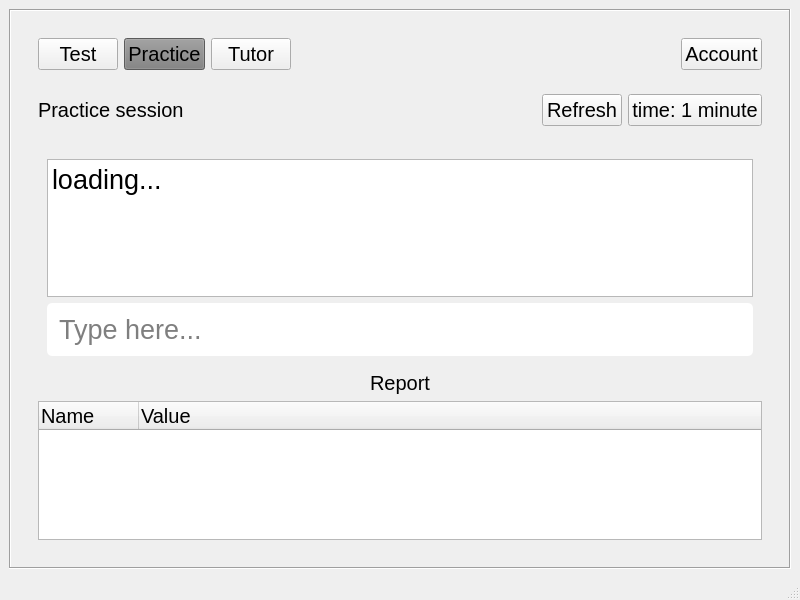
Old version of the form practice.ui in the repository Prakash5209/typing_tutor.
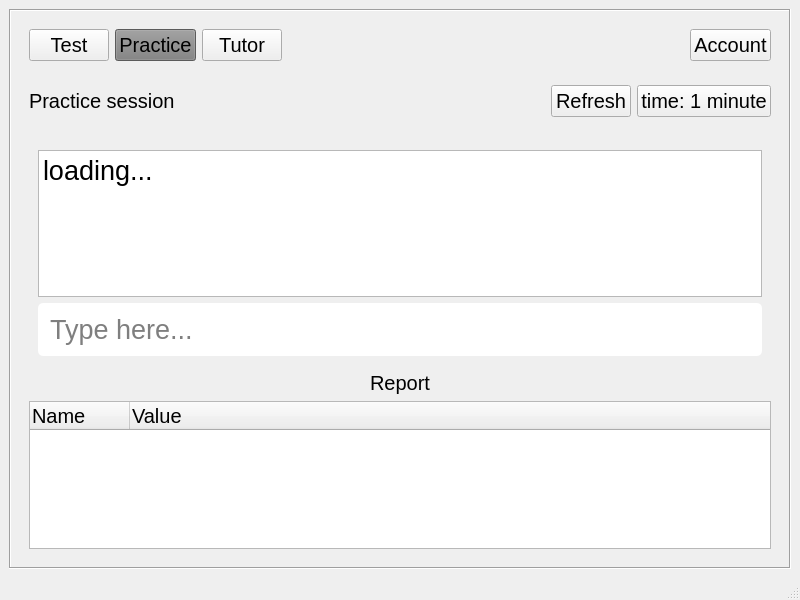
New version of the form.

Patch:
```diff
--- a/practice.ui
+++ b/practice.ui
@@ -14,7 +14,7 @@
    <string>MainWindow</string>
   </property>
   <widget class="QWidget" name="centralwidget">
-   <layout class="QGridLayout" name="gridLayout">
+   <layout class="QGridLayout" name="gridLayout_2">
     <item row="0" column="0">
      <widget class="QScrollArea" name="scrollArea">
       <property name="font">
@@ -37,21 +37,116 @@
          <height>535</height>
         </rect>
        </property>
-       <layout class="QGridLayout" name="gridLayout_3">
+       <layout class="QGridLayout" name="gridLayout">
         <item row="0" column="0">
-         <widget class="QFrame" name="frame_2">
+         <widget class="QFrame" name="frame">
           <property name="sizePolicy">
            <sizepolicy hsizetype="Preferred" vsizetype="Preferred">
             <horstretch>0</horstretch>
             <verstretch>0</verstretch>
            </sizepolicy>
           </property>
-          <property name="minimumSize">
+          <property name="font">
+           <font>
+            <pointsize>15</pointsize>
+           </font>
+          </property>
+          <property name="styleSheet">
+           <string notr="true"/>
+          </property>
+          <property name="frameShape">
+           <enum>QFrame::NoFrame</enum>
+          </property>
+          <property name="frameShadow">
+           <enum>QFrame::Plain</enum>
+          </property>
+          <layout class="QHBoxLayout" name="horizontalLayout">
+           <item>
+            <widget class="QPushButton" name="test_button">
+             <property name="font">
+              <font>
+               <pointsize>15</pointsize>
+              </font>
+             </property>
+             <property name="styleSheet">
+              <string notr="true"/>
+             </property>
+             <property name="text">
+              <string>Test</string>
+             </property>
+             <property name="checkable">
+              <bool>false</bool>
+             </property>
+            </widget>
+           </item>
+           <item>
+            <widget class="QPushButton" name="pushButton_2">
+             <property name="font">
+              <font>
+               <pointsize>15</pointsize>
+              </font>
+             </property>
+             <property name="styleSheet">
+              <string notr="true">background-color:#7f7f7f;</string>
+             </property>
+             <property name="text">
+              <string>Practice</string>
+             </property>
+            </widget>
+           </item>
+           <item>
+            <widget class="QPushButton" name="pushButton_3">
+             <property name="font">
+              <font>
+               <pointsize>15</pointsize>
+              </font>
+             </property>
+             <property name="styleSheet">
+              <string notr="true"/>
+             </property>
+             <property name="text">
+              <string>Tutor</string>
+             </property>
+            </widget>
+           </item>
+           <item>
+            <spacer name="horizontalSpacer">
+             <property name="font">
+              <font>
+               <pointsize>15</pointsize>
+              </font>
+             </property>
+             <property name="orientation">
+              <enum>Qt::Horizontal</enum>
+             </property>
+             <property name="sizeHint" stdset="0">
            <size>
-            <width>600</width>
-            <height>450</height>
-           </size>
-          </property>
+               <width>40</width>
+               <height>20</height>
+              </size>
+             </property>
+            </spacer>
+           </item>
+           <item>
+            <widget class="QPushButton" name="account_btn">
+             <property name="font">
+              <font>
+               <pointsize>15</pointsize>
+              </font>
+             </property>
+             <property name="styleSheet">
+              <string notr="true"/>
+             </property>
+             <property name="text">
+              <string>Account</string>
+             </property>
+            </widget>
+           </item>
+          </layout>
+         </widget>
+        </item>
+        <item row="1" column="0">
+         <widget class="QFrame" name="frame_5">
           <property name="font">
            <font>
             <pointsize>15</pointsize>
@@ -63,8 +158,74 @@
           <property name="frameShadow">
            <enum>QFrame::Raised</enum>
           </property>
-          <layout class="QGridLayout" name="gridLayout_2">
-           <item row="3" column="0">
+          <layout class="QHBoxLayout" name="horizontalLayout_2">
+           <item>
+            <widget class="QLabel" name="label_2">
+             <property name="font">
+              <font>
+               <pointsize>15</pointsize>
+              </font>
+             </property>
+             <property name="styleSheet">
+              <string notr="true"/>
+             </property>
+             <property name="text">
+              <string>Practice session</string>
+             </property>
+            </widget>
+           </item>
+           <item>
+            <spacer name="horizontalSpacer_4">
+             <property name="font">
+              <font>
+               <pointsize>15</pointsize>
+              </font>
+             </property>
+             <property name="orientation">
+              <enum>Qt::Horizontal</enum>
+             </property>
+             <property name="sizeHint" stdset="0">
+              <size>
+               <width>242</width>
+               <height>20</height>
+              </size>
+             </property>
+            </spacer>
+           </item>
+           <item>
+            <widget class="QPushButton" name="practice_refresh">
+             <property name="font">
+              <font>
+               <pointsize>15</pointsize>
+              </font>
+             </property>
+             <property name="styleSheet">
+              <string notr="true"/>
+             </property>
+             <property name="text">
+              <string>Refresh</string>
+             </property>
+            </widget>
+           </item>
+           <item>
+            <widget class="QPushButton" name="time_button">
+             <property name="font">
+              <font>
+               <pointsize>15</pointsize>
+              </font>
+             </property>
+             <property name="styleSheet">
+              <string notr="true"/>
+             </property>
+             <property name="text">
+              <string>time: 1 minute</string>
+             </property>
+            </widget>
+           </item>
+          </layout>
+         </widget>
+        </item>
+        <item row="2" column="0">
             <widget class="QScrollArea" name="scrollArea_2">
              <property name="font">
               <font>
@@ -82,8 +243,8 @@
                <rect>
                 <x>0</x>
                 <y>0</y>
-                <width>742</width>
-                <height>389</height>
+             <width>760</width>
+             <height>407</height>
                </rect>
               </property>
               <layout class="QVBoxLayout" name="verticalLayout_2">
@@ -202,196 +363,6 @@
                </item>
               </layout>
              </widget>
-            </widget>
-           </item>
-           <item row="0" column="0">
-            <widget class="QFrame" name="frame">
-             <property name="sizePolicy">
-              <sizepolicy hsizetype="Preferred" vsizetype="Preferred">
-               <horstretch>0</horstretch>
-               <verstretch>0</verstretch>
-              </sizepolicy>
-             </property>
-             <property name="font">
-              <font>
-               <pointsize>15</pointsize>
-              </font>
-             </property>
-             <property name="styleSheet">
-              <string notr="true"/>
-             </property>
-             <property name="frameShape">
-              <enum>QFrame::NoFrame</enum>
-             </property>
-             <property name="frameShadow">
-              <enum>QFrame::Plain</enum>
-             </property>
-             <layout class="QHBoxLayout" name="horizontalLayout">
-              <item>
-               <widget class="QPushButton" name="test_button">
-                <property name="font">
-                 <font>
-                  <pointsize>15</pointsize>
-                 </font>
-                </property>
-                <property name="styleSheet">
-                 <string notr="true"/>
-                </property>
-                <property name="text">
-                 <string>Test</string>
-                </property>
-                <property name="checkable">
-                 <bool>false</bool>
-                </property>
-               </widget>
-              </item>
-              <item>
-               <widget class="QPushButton" name="pushButton_2">
-                <property name="font">
-                 <font>
-                  <pointsize>15</pointsize>
-                 </font>
-                </property>
-                <property name="styleSheet">
-                 <string notr="true">background-color:#7f7f7f;</string>
-                </property>
-                <property name="text">
-                 <string>Practice</string>
-                </property>
-               </widget>
-              </item>
-              <item>
-               <widget class="QPushButton" name="pushButton_3">
-                <property name="font">
-                 <font>
-                  <pointsize>15</pointsize>
-                 </font>
-                </property>
-                <property name="styleSheet">
-                 <string notr="true"/>
-                </property>
-                <property name="text">
-                 <string>Tutor</string>
-                </property>
-               </widget>
-              </item>
-              <item>
-               <spacer name="horizontalSpacer">
-                <property name="font">
-                 <font>
-                  <pointsize>15</pointsize>
-                 </font>
-                </property>
-                <property name="orientation">
-                 <enum>Qt::Horizontal</enum>
-                </property>
-                <property name="sizeHint" stdset="0">
-                 <size>
-                  <width>40</width>
-                  <height>20</height>
-                 </size>
-                </property>
-               </spacer>
-              </item>
-              <item>
-               <widget class="QPushButton" name="account_btn">
-                <property name="font">
-                 <font>
-                  <pointsize>15</pointsize>
-                 </font>
-                </property>
-                <property name="styleSheet">
-                 <string notr="true"/>
-                </property>
-                <property name="text">
-                 <string>Account</string>
-                </property>
-               </widget>
-              </item>
-             </layout>
-            </widget>
-           </item>
-           <item row="1" column="0">
-            <widget class="QFrame" name="frame_5">
-             <property name="font">
-              <font>
-               <pointsize>15</pointsize>
-              </font>
-             </property>
-             <property name="frameShape">
-              <enum>QFrame::NoFrame</enum>
-             </property>
-             <property name="frameShadow">
-              <enum>QFrame::Raised</enum>
-             </property>
-             <layout class="QHBoxLayout" name="horizontalLayout_2">
-              <item>
-               <widget class="QLabel" name="label_2">
-                <property name="font">
-                 <font>
-                  <pointsize>15</pointsize>
-                 </font>
-                </property>
-                <property name="styleSheet">
-                 <string notr="true"/>
-                </property>
-                <property name="text">
-                 <string>Practice session</string>
-                </property>
-               </widget>
-              </item>
-              <item>
-               <spacer name="horizontalSpacer_4">
-                <property name="font">
-                 <font>
-                  <pointsize>15</pointsize>
-                 </font>
-                </property>
-                <property name="orientation">
-                 <enum>Qt::Horizontal</enum>
-                </property>
-                <property name="sizeHint" stdset="0">
-                 <size>
-                  <width>242</width>
-                  <height>20</height>
-                 </size>
-                </property>
-               </spacer>
-              </item>
-              <item>
-               <widget class="QPushButton" name="practice_refresh">
-                <property name="font">
-                 <font>
-                  <pointsize>15</pointsize>
-                 </font>
-                </property>
-                <property name="styleSheet">
-                 <string notr="true"/>
-                </property>
-                <property name="text">
-                 <string>Refresh</string>
-                </property>
-               </widget>
-              </item>
-              <item>
-               <widget class="QPushButton" name="time_button">
-                <property name="font">
-                 <font>
-                  <pointsize>15</pointsize>
-                 </font>
-                </property>
-                <property name="styleSheet">
-                 <string notr="true"/>
-                </property>
-                <property name="text">
-                 <string>time: 1 minute</string>
-                </property>
-               </widget>
-              </item>
-             </layout>
-            </widget>
-           </item>
-          </layout>
          </widget>
         </item>
        </layout>
```
Lines whose indentation alone changed are shown as unchanged.
